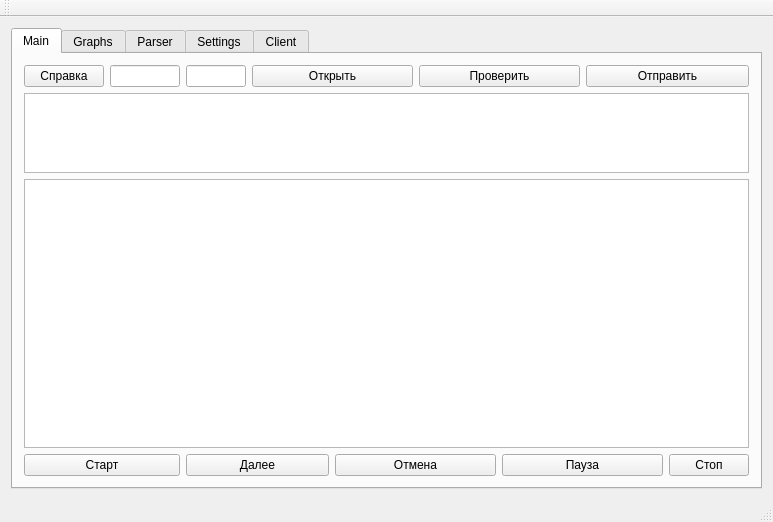
This is graphs.ui in fsvymk/graphs as Qt 5 draws it before an edit. The edited form follows.
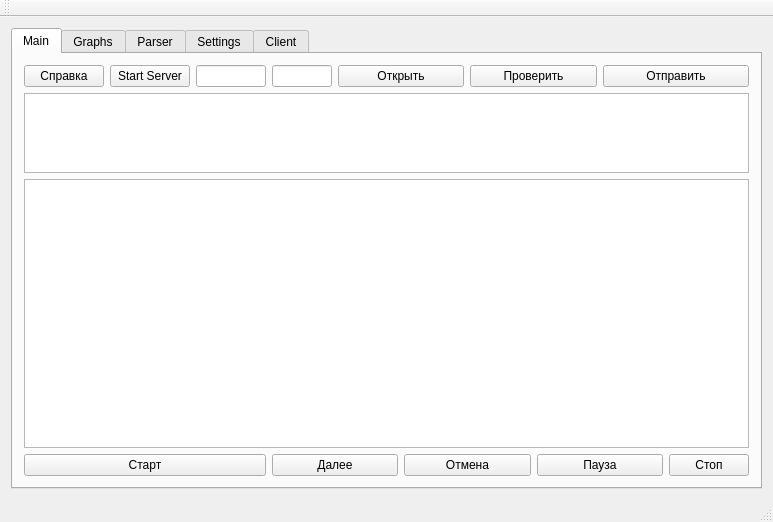
This is the edited form. The open tabs and pages were chosen to show the change. Custom widgets are drawn as their Qt base class.

Patch:
```diff
--- a/graphs.ui
+++ b/graphs.ui
@@ -28,83 +28,93 @@
         <string>Main</string>
        </attribute>
        <layout class="QGridLayout" name="gridLayout_2">
-        <item row="0" column="0">
-         <widget class="QPushButton" name="BTN_HELP">
-          <property name="text">
-           <string>Справка</string>
-          </property>
-         </widget>
-        </item>
-        <item row="1" column="0" colspan="9">
-         <widget class="QTextEdit" name="main_text_top">
+        <item row="0" column="3">
+         <widget class="QLineEdit" name="line_maxdata">
           <property name="maximumSize">
            <size>
-            <width>16777215</width>
-            <height>80</height>
+            <width>60</width>
+            <height>16777215</height>
            </size>
           </property>
          </widget>
         </item>
-        <item row="2" column="0" colspan="9">
-         <widget class="QTextEdit" name="main_text_bottom"/>
-        </item>
-        <item row="3" column="0" colspan="2">
-         <widget class="QPushButton" name="BTN_START">
+        <item row="0" column="8" colspan="2">
+         <widget class="QPushButton" name="BTN_SEND">
           <property name="text">
-           <string>Старт</string>
+           <string>Отправить</string>
           </property>
          </widget>
         </item>
-        <item row="3" column="2" colspan="2">
-         <widget class="QPushButton" name="BTN_NEXT">
-          <property name="text">
-           <string>Далее</string>
-          </property>
-         </widget>
-        </item>
-        <item row="3" column="4" colspan="2">
-         <widget class="QPushButton" name="BTN_CANCEL">
-          <property name="text">
-           <string>Отмена</string>
-          </property>
-         </widget>
-        </item>
-        <item row="3" column="6" colspan="2">
+        <item row="3" column="7" colspan="2">
          <widget class="QPushButton" name="BTN_PAUSE">
           <property name="text">
            <string>Пауза</string>
           </property>
          </widget>
         </item>
-        <item row="3" column="8">
+        <item row="3" column="5" colspan="2">
+         <widget class="QPushButton" name="BTN_CANCEL">
+          <property name="text">
+           <string>Отмена</string>
+          </property>
+         </widget>
+        </item>
+        <item row="3" column="9">
          <widget class="QPushButton" name="BTN_STOP">
           <property name="text">
            <string>Стоп</string>
           </property>
          </widget>
         </item>
-        <item row="0" column="7" colspan="2">
-         <widget class="QPushButton" name="BTN_SEND">
+        <item row="3" column="0" colspan="3">
+         <widget class="QPushButton" name="BTN_START">
           <property name="text">
-           <string>Отправить</string>
+           <string>Старт</string>
           </property>
          </widget>
         </item>
-        <item row="0" column="5" colspan="2">
+        <item row="3" column="3" colspan="2">
+         <widget class="QPushButton" name="BTN_NEXT">
+          <property name="text">
+           <string>Далее</string>
+          </property>
+         </widget>
+        </item>
+        <item row="2" column="0" colspan="10">
+         <widget class="QTextEdit" name="main_text_bottom"/>
+        </item>
+        <item row="1" column="0" colspan="10">
+         <widget class="QTextEdit" name="main_text_top">
+          <property name="maximumSize">
+           <size>
+            <width>16777215</width>
+            <height>80</height>
+           </size>
+          </property>
+         </widget>
+        </item>
+        <item row="0" column="0">
+         <widget class="QPushButton" name="BTN_HELP">
+          <property name="text">
+           <string>Справка</string>
+          </property>
+         </widget>
+        </item>
+        <item row="0" column="6" colspan="2">
          <widget class="QPushButton" name="BTN_TEST">
           <property name="text">
            <string>Проверить</string>
           </property>
          </widget>
         </item>
-        <item row="0" column="3" colspan="2">
+        <item row="0" column="4" colspan="2">
          <widget class="QPushButton" name="BTN_OPEN">
           <property name="text">
            <string>Открыть</string>
           </property>
          </widget>
         </item>
-        <item row="0" column="1">
+        <item row="0" column="2">
          <widget class="QLineEdit" name="line_datagrams">
           <property name="maximumSize">
            <size>
@@ -114,13 +124,10 @@
           </property>
          </widget>
         </item>
-        <item row="0" column="2">
-         <widget class="QLineEdit" name="line_maxdata">
-          <property name="maximumSize">
-           <size>
-            <width>60</width>
-            <height>16777215</height>
-           </size>
+        <item row="0" column="1">
+         <widget class="QPushButton" name="main_button_server_start">
+          <property name="text">
+           <string>Start Server</string>
           </property>
          </widget>
         </item>
```
Left out of the diff: 13 changed lines with no effect on the pictures.
